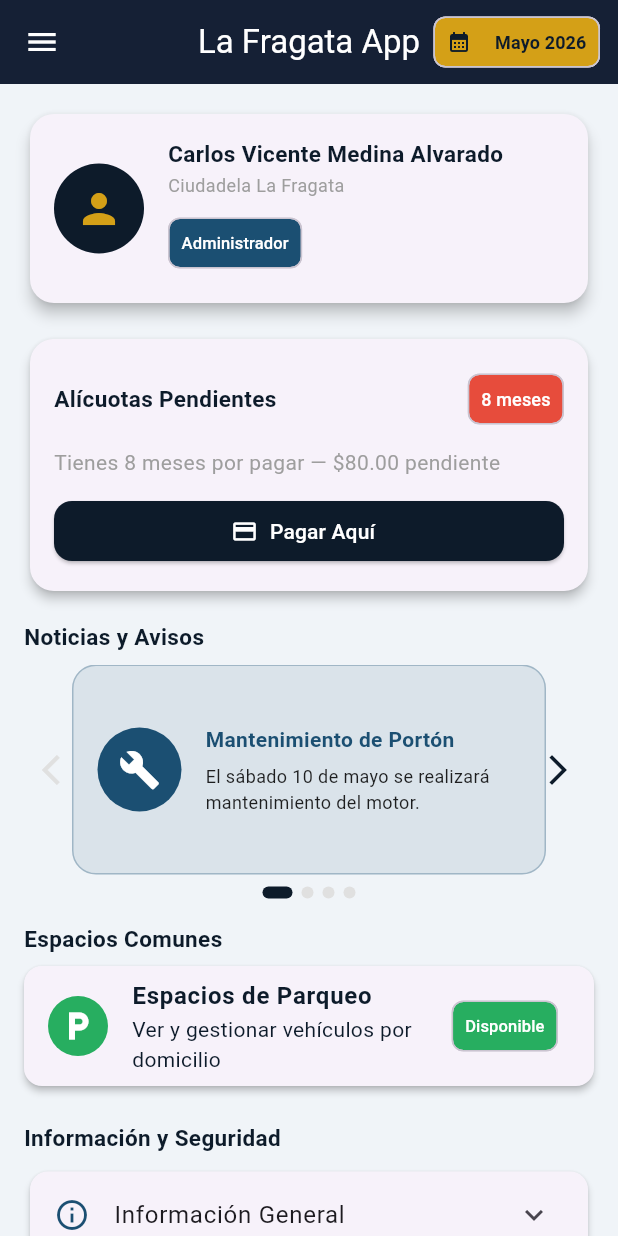
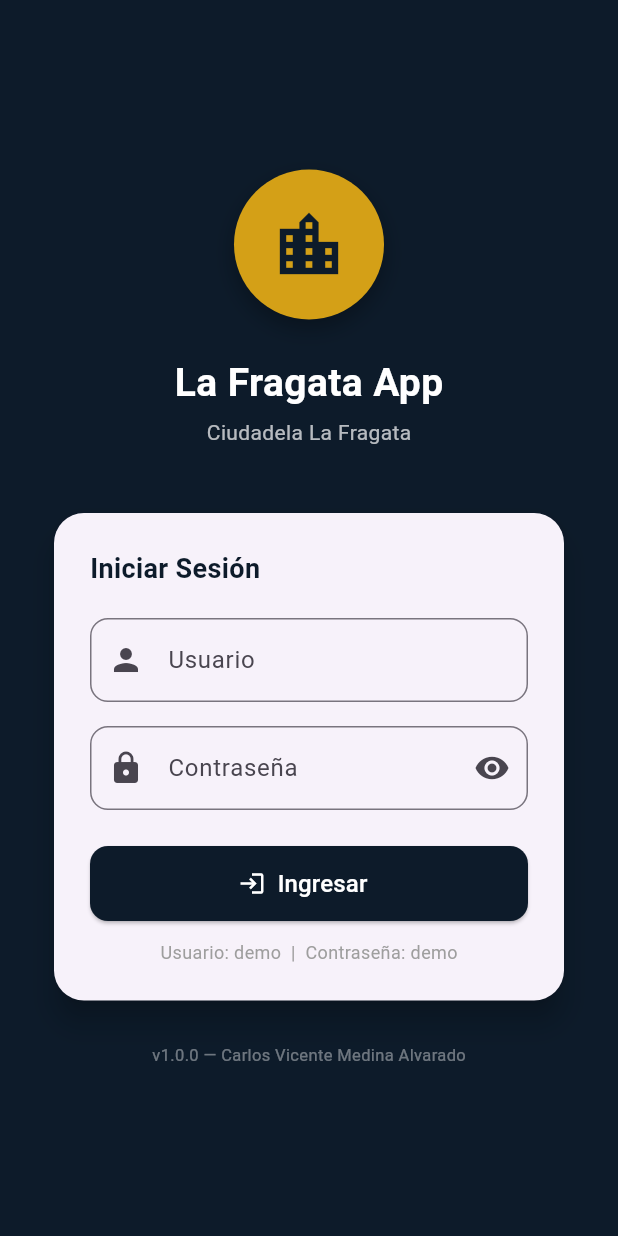
Before and after one commit to camedina-byte/la_fragata_app, a Flutter app: the screen it shows after launch, on a phone screen of 412 x 824 dp. Run offline on Flutter 3.47's test engine with Material 3 defaults, Android fonts, the phone set to English and light mode, and no system bars; our stand-ins replace file_picker.

Commit message:
pantalla LoginScreen con validacion demo/demo y opcion cerrar sesion en Drawer

```diff
--- a/lib/main.dart
+++ b/lib/main.dart
@@ -16,7 +16,7 @@ class LaFragataApp extends StatelessWidget {
       title: 'La Fragata App',
       debugShowCheckedModeBanner: false,
       theme: TemaFragata.temaClaro,
-      initialRoute: RutasFragata.rutaInicial,
+      initialRoute: 'login',
       routes: RutasFragata.obtenerRutas(),
     );
   }
--- a/lib/routes/rutas_fragata.dart
+++ b/lib/routes/rutas_fragata.dart
@@ -5,6 +5,7 @@ import 'package:la_fragata_app/screens/familias_screen.dart';
 import 'package:la_fragata_app/screens/home_screen.dart';
 import 'package:la_fragata_app/screens/porton_screen.dart';
 import 'package:la_fragata_app/screens/espacios_screen.dart';
+import 'package:la_fragata_app/screens/login_screen.dart';
 
 class RutasFragata {
   static const String rutaInicial = 'inicio';
@@ -49,6 +50,8 @@ class RutasFragata {
       rutas[acceso.ruta] = (context) => acceso.pantalla;
     }
 
+    rutas['login'] = (context) => const LoginScreen();
+
     return rutas;
   }
 }
--- a/lib/screens/home_screen.dart
+++ b/lib/screens/home_screen.dart
@@ -358,6 +358,16 @@ class _PantallaInicioState extends State<PantallaInicio> {
                   color: TemaFragata.azulMedio),
               title: const Text('Versión 1.0.0'),
               subtitle: const Text('La Fragata App'),
+            ),
+            ListTile(
+              leading: const Icon(Icons.logout, color: TemaFragata.rojoPendiente),
+              title: const Text(
+                'Cerrar Sesión',
+                style: TextStyle(color: TemaFragata.rojoPendiente),
+              ),
+              onTap: () {
+                Navigator.pushReplacementNamed(context, 'login');
+              },
             ),
           ],
         ),
--- /dev/null
+++ b/lib/screens/login_screen.dart
@@ -0,0 +1,220 @@
+import 'package:flutter/material.dart';
+import 'package:la_fragata_app/theme/tema_fragata.dart';
+import 'package:la_fragata_app/data/datos_fragata.dart';
+
+class LoginScreen extends StatefulWidget {
+  const LoginScreen({super.key});
+
+  @override
+  State<LoginScreen> createState() => _LoginScreenState();
+}
+
+class _LoginScreenState extends State<LoginScreen> {
+  final _controladorUsuario = TextEditingController();
+  final _controladorPassword = TextEditingController();
+  bool _passwordOculto = true;
+  String? _errorMensaje;
+
+  void _iniciarSesion() {
+    final usuario  = _controladorUsuario.text.trim();
+    final password = _controladorPassword.text.trim();
+
+    if (usuario == 'demo' && password == 'demo') {
+      Navigator.pushReplacementNamed(context, 'inicio');
+    } else {
+      setState(() {
+        _errorMensaje = 'Usuario o contraseña incorrectos';
+      });
+    }
+  }
+
+  @override
+  void dispose() {
+    _controladorUsuario.dispose();
+    _controladorPassword.dispose();
+    super.dispose();
+  }
+
+  @override
+  Widget build(BuildContext context) {
+    return Scaffold(
+      backgroundColor: TemaFragata.azulMarino,
+      body: Center(
+        child: SingleChildScrollView(
+          padding: const EdgeInsets.all(32),
+          child: Column(
+            mainAxisAlignment: MainAxisAlignment.center,
+            children: [
+              // Logo / ícono
+              Container(
+                width: 100,
+                height: 100,
+                decoration: BoxDecoration(
+                  color: TemaFragata.dorado,
+                  shape: BoxShape.circle,
+                  boxShadow: [
+                    BoxShadow(
+                      color: Colors.black.withOpacity(0.3),
+                      blurRadius: 12,
+                      offset: const Offset(0, 6),
+                    ),
+                  ],
+                ),
+                child: const Icon(
+                  Icons.location_city,
+                  color: TemaFragata.azulMarino,
+                  size: 52,
+                ),
+              ),
+
+              const SizedBox(height: 24),
+
+              // Nombre de la app
+              const Text(
+                'La Fragata App',
+                style: TextStyle(
+                  color: Colors.white,
+                  fontSize: 26,
+                  fontWeight: FontWeight.bold,
+                ),
+              ),
+
+              const SizedBox(height: 4),
+
+              Text(
+                DatosFragata.nombreCiudadela,
+                style: TextStyle(
+                  color: Colors.white.withOpacity(0.7),
+                  fontSize: 14,
+                ),
+              ),
+
+              const SizedBox(height: 40),
+
+              // Card del formulario
+              Card(
+                shape: RoundedRectangleBorder(
+                  borderRadius: BorderRadius.circular(20),
+                ),
+                elevation: 8,
+                child: Padding(
+                  padding: const EdgeInsets.all(24),
+                  child: Column(
+                    crossAxisAlignment: CrossAxisAlignment.start,
+                    children: [
+                      const Text(
+                        'Iniciar Sesión',
+                        style: TextStyle(
+                          fontSize: 18,
+                          fontWeight: FontWeight.bold,
+                          color: TemaFragata.azulMarino,
+                        ),
+                      ),
+
+                      const SizedBox(height: 20),
+
+                      // Campo usuario
+                      TextField(
+                        controller: _controladorUsuario,
+                        decoration: InputDecoration(
+                          labelText: 'Usuario',
+                          prefixIcon: const Icon(Icons.person),
+                          border: OutlineInputBorder(
+                            borderRadius: BorderRadius.circular(12),
+                          ),
+                        ),
+                      ),
+
+                      const SizedBox(height: 16),
+
+                      // Campo password
+                      TextField(
+                        controller: _controladorPassword,
+                        obscureText: _passwordOculto,
+                        decoration: InputDecoration(
+                          labelText: 'Contraseña',
+                          prefixIcon: const Icon(Icons.lock),
+                          suffixIcon: IconButton(
+                            onPressed: () => setState(
+                                () => _passwordOculto = !_passwordOculto),
+                            icon: Icon(
+                              _passwordOculto
+                                  ? Icons.visibility
+                                  : Icons.visibility_off,
+                            ),
+                          ),
+                          border: OutlineInputBorder(
+                            borderRadius: BorderRadius.circular(12),
+                          ),
+                        ),
+                        onSubmitted: (_) => _iniciarSesion(),
+                      ),
+
+                      // Error
+                      if (_errorMensaje != null) ...[
+                        const SizedBox(height: 12),
+                        Row(
+                          children: [
+                            const Icon(Icons.error_outline,
+                                color: TemaFragata.rojoPendiente, size: 16),
+                            const SizedBox(width: 6),
+                            Text(
+                              _errorMensaje!,
+                              style: const TextStyle(
+                                color: TemaFragata.rojoPendiente,
+                                fontSize: 13,
+                              ),
+                            ),
+                          ],
+                        ),
+                      ],
+
+                      const SizedBox(height: 24),
+
+                      // Botón ingresar
+                      SizedBox(
+                        width: double.infinity,
+                        height: 50,
+                        child: ElevatedButton.icon(
+                          onPressed: _iniciarSesion,
+                          icon: const Icon(Icons.login),
+                          label: const Text(
+                            'Ingresar',
+                            style: TextStyle(fontSize: 16),
+                          ),
+                        ),
+                      ),
+
+                      const SizedBox(height: 12),
+
+                      // Credenciales de demo
+                      Center(
+                        child: Text(
+                          'Usuario: demo  |  Contraseña: demo',
+                          style: TextStyle(
+                            color: Colors.grey.shade500,
+                            fontSize: 12,
+                          ),
+                        ),
+                      ),
+                    ],
+                  ),
+                ),
+              ),
+
+              const SizedBox(height: 24),
+
+              Text(
+                'v1.0.0 — ${DatosFragata.administrador}',
+                style: TextStyle(
+                  color: Colors.white.withOpacity(0.4),
+                  fontSize: 11,
+                ),
+              ),
+            ],
+          ),
+        ),
+      ),
+    );
+  }
+}
```
